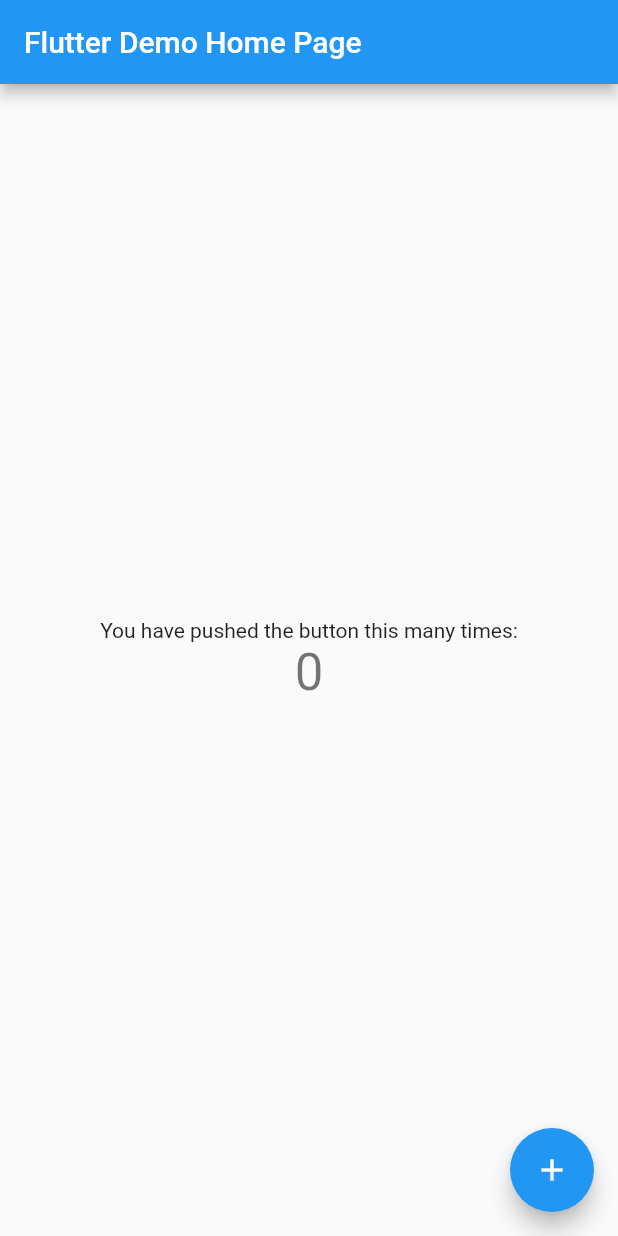
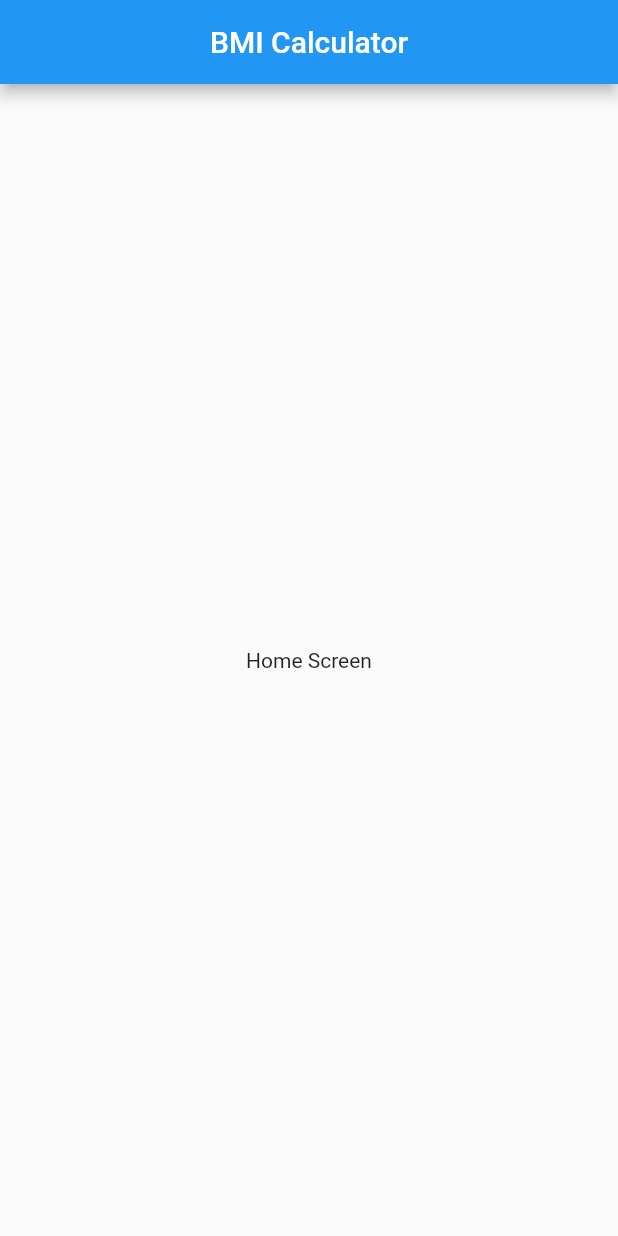
Before and after one commit to samirsamawade/bmi_calculator, a Flutter app: the screen it shows after launch, on a phone screen of 412 x 824 dp. Run offline on Flutter 3.47's test engine with Material 2 defaults, Android fonts, the phone set to English and light mode, and no system bars.

Commit message:
Home Screen

```diff
--- a/lib/main.dart
+++ b/lib/main.dart
@@ -1,115 +1,32 @@
 import 'package:flutter/material.dart';
 
-void main() {
-  runApp(const MyApp());
+void main(List<String> args) {
+  runApp(const BMICalculator());
 }
 
-class MyApp extends StatelessWidget {
-  const MyApp({Key? key}) : super(key: key);
+class BMICalculator extends StatelessWidget {
+  const BMICalculator({Key? key}) : super(key: key);
 
-  // This widget is the root of your application.
   @override
   Widget build(BuildContext context) {
-    return MaterialApp(
-      title: 'Flutter Demo',
-      theme: ThemeData(
-        // This is the theme of your application.
-        //
-        // Try running your application with "flutter run". You'll see the
-        // application has a blue toolbar. Then, without quitting the app, try
-        // changing the primarySwatch below to Colors.green and then invoke
-        // "hot reload" (press "r" in the console where you ran "flutter run",
-        // or simply save your changes to "hot reload" in a Flutter IDE).
-        // Notice that the counter didn't reset back to zero; the application
-        // is not restarted.
-        primarySwatch: Colors.blue,
-      ),
-      home: const MyHomePage(title: 'Flutter Demo Home Page'),
+    return const MaterialApp(
+      debugShowCheckedModeBanner: false,
+      home: HomeScreen(),
     );
   }
 }
 
-class MyHomePage extends StatefulWidget {
-  const MyHomePage({Key? key, required this.title}) : super(key: key);
-
-  // This widget is the home page of your application. It is stateful, meaning
-  // that it has a State object (defined below) that contains fields that affect
-  // how it looks.
-
-  // This class is the configuration for the state. It holds the values (in this
-  // case the title) provided by the parent (in this case the App widget) and
-  // used by the build method of the State. Fields in a Widget subclass are
-  // always marked "final".
-
-  final String title;
-
-  @override
-  State<MyHomePage> createState() => _MyHomePageState();
-}
-
-class _MyHomePageState extends State<MyHomePage> {
-  int _counter = 0;
-
-  void _incrementCounter() {
-    setState(() {
-      // This call to setState tells the Flutter framework that something has
-      // changed in this State, which causes it to rerun the build method below
-      // so that the display can reflect the updated values. If we changed
-      // _counter without calling setState(), then the build method would not be
-      // called again, and so nothing would appear to happen.
-      _counter++;
-    });
-  }
+class HomeScreen extends StatelessWidget {
+  const HomeScreen({Key? key}) : super(key: key);
 
   @override
   Widget build(BuildContext context) {
-    // This method is rerun every time setState is called, for instance as done
-    // by the _incrementCounter method above.
-    //
-    // The Flutter framework has been optimized to make rerunning build methods
-    // fast, so that you can just rebuild anything that needs updating rather
-    // than having to individually change instances of widgets.
     return Scaffold(
       appBar: AppBar(
-        // Here we take the value from the MyHomePage object that was created by
-        // the App.build method, and use it to set our appbar title.
-        title: Text(widget.title),
+        title: const Text("BMI Calculator"),
+        centerTitle: true,
       ),
-      body: Center(
-        // Center is a layout widget. It takes a single child and positions it
-        // in the middle of the parent.
-        child: Column(
-          // Column is also a layout widget. It takes a list of children and
-          // arranges them vertically. By default, it sizes itself to fit its
-          // children horizontally, and tries to be as tall as its parent.
-          //
-          // Invoke "debug painting" (press "p" in the console, choose the
-          // "Toggle Debug Paint" action from the Flutter Inspector in Android
-          // Studio, or the "Toggle Debug Paint" command in Visual Studio Code)
-          // to see the wireframe for each widget.
-          //
-          // Column has various properties to control how it sizes itself and
-          // how it positions its children. Here we use mainAxisAlignment to
-          // center the children vertically; the main axis here is the vertical
-          // axis because Columns are vertical (the cross axis would be
-          // horizontal).
-          mainAxisAlignment: MainAxisAlignment.center,
-          children: <Widget>[
-            const Text(
-              'You have pushed the button this many times:',
-            ),
-            Text(
-              '$_counter',
-              style: Theme.of(context).textTheme.headline4,
-            ),
-          ],
-        ),
-      ),
-      floatingActionButton: FloatingActionButton(
-        onPressed: _incrementCounter,
-        tooltip: 'Increment',
-        child: const Icon(Icons.add),
-      ), // This trailing comma makes auto-formatting nicer for build methods.
+      body: const Center(child: Text("Home Screen")),
     );
   }
 }
```
Also changed, not shown: 1 other file.
